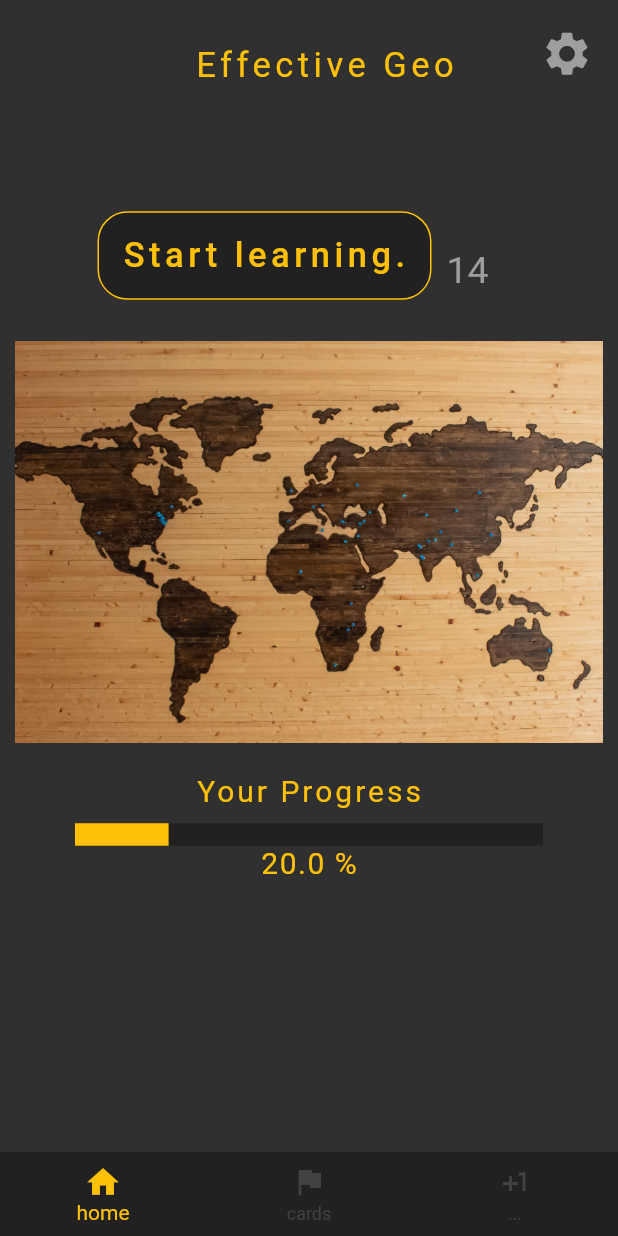
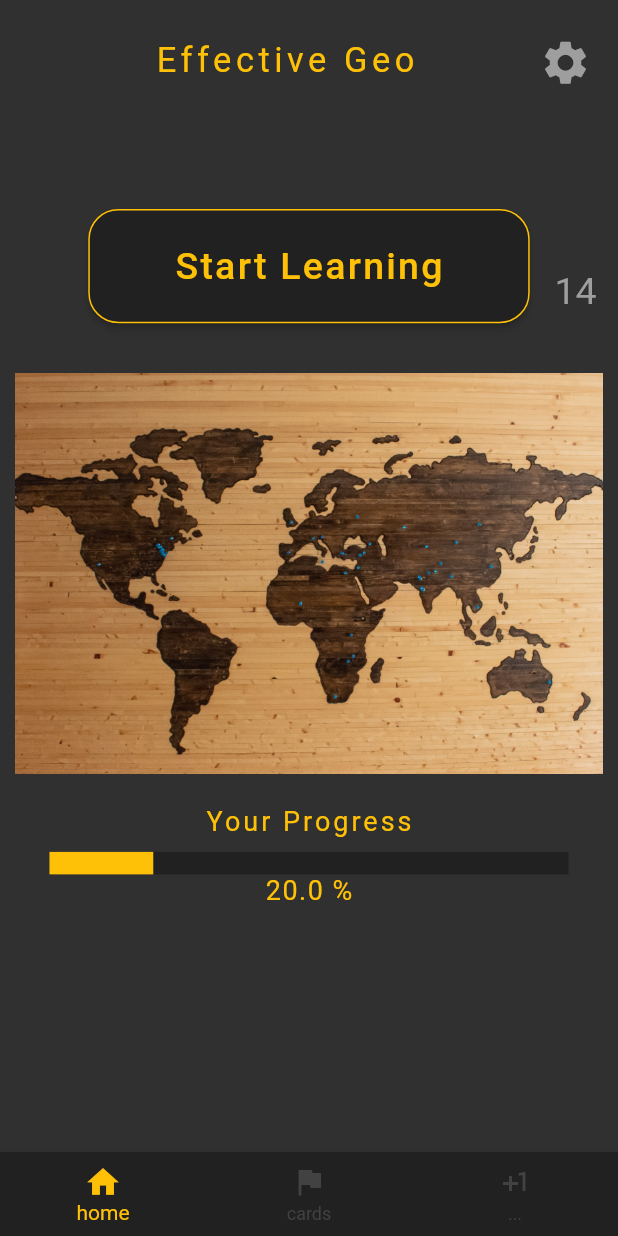
Before and after one commit to droggl/effectiveGeo, a Flutter app: the screen it shows after launch, on a phone screen of 412 x 824 dp. Run offline on Flutter 3.47's test engine with Material 2 defaults, Android fonts, the phone set to English and light mode, and no system bars; our stand-ins replace flutter_svg; missing offline and left inert: country_provider.

Commit message:
homeScreenUpdate

```diff
--- a/lib/pages/home.dart
+++ b/lib/pages/home.dart
@@ -10,28 +10,36 @@ class _HomeState extends State<Home> {
   double prozenti = 20;
   int currentIndex = 0;
 
+
   @override
   Widget build(BuildContext context) {
     MediaQueryData queryData;
     queryData = MediaQuery.of(context);
+    double space_one = queryData.size.height/25;
+    double space_three = queryData.size.height/35;
+    double space_five = queryData.size.height/50;
 
     return Scaffold(
       backgroundColor: Colors.grey[850],
       body: SingleChildScrollView(
         child: Column(
           children: [
+            SizedBox(
+              height: space_five,
+            ),
             Row(
               mainAxisAlignment: MainAxisAlignment.end,
               children: [
-                SafeArea(
-                  child: Container(
+                Expanded(
+                  child: SizedBox(
 
-                    margin: EdgeInsets.fromLTRB(0, 30, 50, 25),
-                    decoration: BoxDecoration(
-                        color: Colors.grey[850],
-                        borderRadius: BorderRadius.all(Radius.circular(20))
                   ),
-                    //padding: EdgeInsets.fromLTRB(20, 20, 20, 20),
+                  flex: 1,
+                ),
+
+                Expanded(
+                  flex: 2,
+                  child: SafeArea(
                       child: Text(
                         "Effective Geo",
                         style: TextStyle(
@@ -40,14 +48,16 @@ class _HomeState extends State<Home> {
                             letterSpacing: 3
                         ),
                       ),
+
                   ),
                 ),
 
-                Padding(
-                  padding: const EdgeInsets.fromLTRB(0, 0, 10, 10),
+                Expanded(
+                  flex: 1,
+                  child: Padding(
+                    padding: EdgeInsets.fromLTRB(space_one, 0, 0, 0),
                     child: SafeArea(
                       child: IconButton(
-                      padding: EdgeInsets.fromLTRB(0, 0,0, 0),
                         onPressed: (){
                           Navigator.pushNamed(context, "/settings");
                         },
@@ -59,44 +69,51 @@ class _HomeState extends State<Home> {
                       ),
                     ),
                   ),
+                ),
               ],
             ),
 
             SizedBox(
-              height: queryData.size.height/14,
+              height: queryData.size.height/11,
+
             ),
 
             Row(
               children: [
-                FlatButton(
-                  padding: EdgeInsets.fromLTRB(65, 0, 0, 0),
+                Expanded(
+                  flex: 1,
+                  child: SizedBox(
+
+                  ),
+                ),
+                Expanded(
+                  flex: 5,
+                  child: RaisedButton(
+                    padding: EdgeInsets.fromLTRB(space_three, space_three, space_three, space_three),
+                    shape: RoundedRectangleBorder(
+                      borderRadius: BorderRadius.circular(20),
+                      side: BorderSide(
+                        color: Colors.amber
+                      )
+                    ),
+                    color: Colors.grey[900],
                     onPressed: () {
                       Navigator.pushNamed(context, "/flashcard");
                     },
-                  child: Container(
-                    padding: EdgeInsets.fromLTRB(15, 15, 15, 15),
-                    decoration: BoxDecoration(
-                        color: Colors.grey[900],
-                        border: Border.all(
-                          color: Colors.amber,
-                        ),
-                        borderRadius: BorderRadius.all(Radius.circular(20),
-                        )
-                    ),
-                    child: (
-                        Text("Start learning.",
+                    child: Text(
+                      "Start Learning",
                       style: TextStyle(
                         color: Colors.amber,
-                            fontSize: 23,
-                            letterSpacing: 3,
-
-                          ),
-                        )
+                        fontSize: 25,
+                        letterSpacing: 1.5
                       ),
                     ),
                   ),
-                Container(
-                  margin: EdgeInsets.fromLTRB(10, 20, 0, 0),
+                ),
+                Expanded(
+                  flex: 1,
+                  child: Container(
+                    margin: EdgeInsets.fromLTRB(space_five, space_one, 0, 0),
                     child: Text(
                       "14",
                       style: TextStyle(
@@ -105,12 +122,13 @@ class _HomeState extends State<Home> {
                       ),
                     ),
                   ),
+                ),
 
               ],
             ),
 
             SizedBox(
-              height: queryData.size.height/30,
+              height: queryData.size.height/25,
             ),
 
             // Image.network("https://images.unsplash.com/photo-1526778548025-fa2f459cd5c1?ixlib=rb-1.2."
@@ -132,7 +150,7 @@ class _HomeState extends State<Home> {
               "Your Progress",
               style: TextStyle(
                   color: Colors.amber,
-                  fontSize: 20,
+                  fontSize: 18,
                   letterSpacing: 2
               ),
             ),
@@ -142,7 +160,7 @@ class _HomeState extends State<Home> {
 
 
             Padding(
-              padding: const EdgeInsets.fromLTRB(50, 0, 50, 0),
+              padding: EdgeInsets.fromLTRB(space_one, 0, space_one, 0),
               child: LinearProgressIndicator(
                   minHeight: 15,
                   value: prozenti/100,
@@ -157,7 +175,7 @@ class _HomeState extends State<Home> {
               style: TextStyle(
                   color: Colors.amber,
                   letterSpacing: 1,
-                  fontSize: 20
+                  fontSize: 18
               ),
             )
           ]
```
Lines whose indentation alone changed are shown as unchanged.
